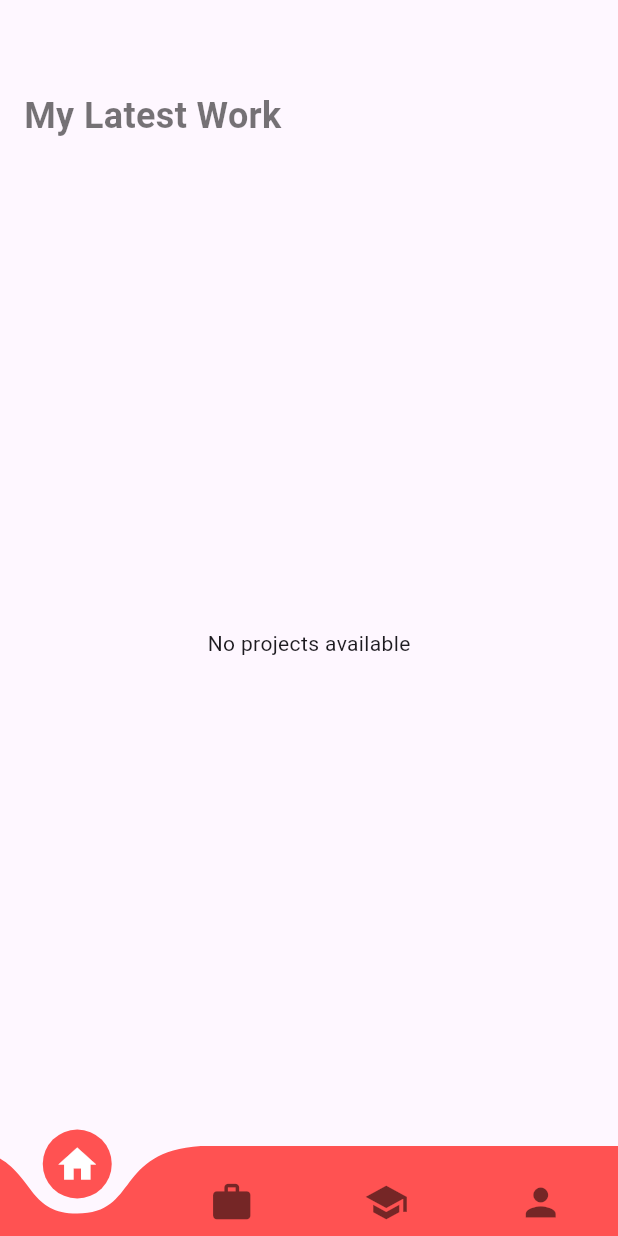
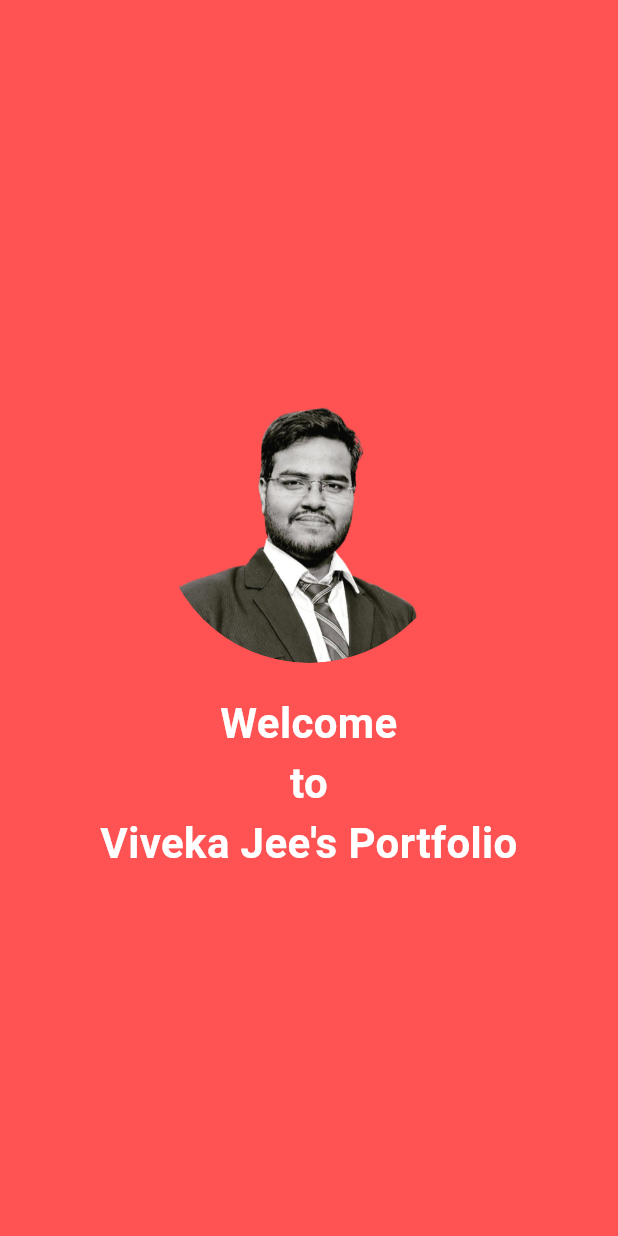
Before and after one commit to Vnjvibhash/My-Portfolio, a Flutter app: the first screen one second after launch, on a phone screen of 412 x 824 dp. Run offline on Flutter 3.47's test engine with Material 3 defaults, Android fonts, the light colour scheme and no system bars; drawn by our look-alikes of curved_navigation_bar; our stand-ins replace carousel_slider, firebase_core, firebase_database, flutter_rating_bar; missing offline and left inert: easy_url_launcher; accounts and stored records are empty.

Commit message:
Small Changes with Loding Animation and Splash Screen

```diff
--- a/lib/main.dart
+++ b/lib/main.dart
@@ -5,6 +5,7 @@ import 'package:portfolio/pages/home_screen.dart';
 import 'package:portfolio/pages/profile_screen.dart';
 import 'package:portfolio/pages/projects_screen.dart';
 import 'package:curved_navigation_bar/curved_navigation_bar.dart';
+import 'package:portfolio/pages/splash_screen.dart';
 
 void main() async {
   WidgetsFlutterBinding.ensureInitialized();
@@ -23,7 +24,7 @@ class MyApp extends StatelessWidget {
         visualDensity: VisualDensity.adaptivePlatformDensity,
       ),
       debugShowCheckedModeBanner: false,
-      home: const MainPage(),
+      home: const SplashScreen(),
     );
   }
 }
--- a/lib/pages/experience_screen.dart
+++ b/lib/pages/experience_screen.dart
@@ -19,7 +19,8 @@ class _ExperienceScreenState extends State<ExperienceScreen> {
     _loadDataWithDelay();
   }
 
-  _loadDataWithDelay() {
+  _loadDataWithDelay() async {
+    await Future.delayed(const Duration(seconds: 1));
     setState(() {
       isLoading = false;
     });
--- a/lib/pages/home_screen.dart
+++ b/lib/pages/home_screen.dart
@@ -20,7 +20,8 @@ class _HomeScreenState extends State<HomeScreen> {
     _loadProjects();
   }
 
-  void _loadProjects() {
+  void _loadProjects()  async {
+    await Future.delayed(const Duration(seconds: 1));
     final ref = FirebaseDatabase.instance.ref('projects');
     ref.onValue.listen((DatabaseEvent event) {
       final dataSnapshot = event.snapshot;
--- a/lib/pages/projects_screen.dart
+++ b/lib/pages/projects_screen.dart
@@ -20,7 +20,8 @@ class _ProjectsScreenState extends State<ProjectsScreen> {
     _loadProjects();
   }
 
-  void _loadProjects() {
+  void _loadProjects()  async {
+    await Future.delayed(const Duration(seconds: 1));
     final ref = FirebaseDatabase.instance.ref('projects');
     ref.onValue.listen((DatabaseEvent event) {
       final dataSnapshot = event.snapshot;
@@ -57,7 +58,7 @@ class _ProjectsScreenState extends State<ProjectsScreen> {
           const Padding(
             padding: EdgeInsets.only(left: 16.0, top: 60),
             child: Text(
-              'My Latest Work',
+              'My Projects',
               style: TextStyle(
                 color: Colors.black54,
                 fontSize: 24,
--- /dev/null
+++ b/lib/pages/splash_screen.dart
@@ -0,0 +1,70 @@
+import 'dart:async';
+import 'package:flutter/material.dart';
+import 'package:portfolio/main.dart';
+
+class SplashScreen extends StatefulWidget {
+  const SplashScreen({Key? key}) : super(key: key);
+
+  @override
+  _SplashScreenState createState() => _SplashScreenState();
+}
+
+class _SplashScreenState extends State<SplashScreen> {
+  @override
+  void initState() {
+    super.initState();
+    _navigateToHome();
+  }
+
+  _navigateToHome() async {
+    await Future.delayed(const Duration(seconds: 3), () {});
+    Navigator.pushReplacement(
+      context,
+      MaterialPageRoute(builder: (context) => const MainPage()),
+    );
+  }
+
+  @override
+  Widget build(BuildContext context) {
+    return Scaffold(
+      backgroundColor: Colors.redAccent,
+      body: Center(
+        child: Column(
+          mainAxisAlignment: MainAxisAlignment.center,
+          children: [
+            Container(
+              width: 200,
+              height: 200,
+              decoration: const BoxDecoration(
+                color: Colors.redAccent,
+                shape: BoxShape.circle,
+              ),
+              child: Center(
+                child: ClipOval(
+                  child: Image.asset(
+                    'assets/images/author_avatar.png',
+                    width: 200,
+                    height: 200,
+                    fit: BoxFit.cover,
+                  ),
+                ),
+              ),
+            ),
+            const SizedBox(height: 20),
+            const Center(
+              child: Text(
+                "Welcome\nto\nViveka Jee's Portfolio",
+                textAlign: TextAlign.center,
+                style: TextStyle(
+                  fontSize: 28,
+                  fontWeight: FontWeight.bold,
+                  color: Colors.white,
+                ),
+              ),
+            ),
+          ],
+        ),
+      ),
+    );
+  }
+}
```
Also changed, not shown: lib/pages/profile_screen.dart (+24 -1 lines), lib/widgets/custom_container.dart (added, +38 -0 lines), pubspec.yaml (+9 -0 lines), pubspec.lock, 35 other files.
